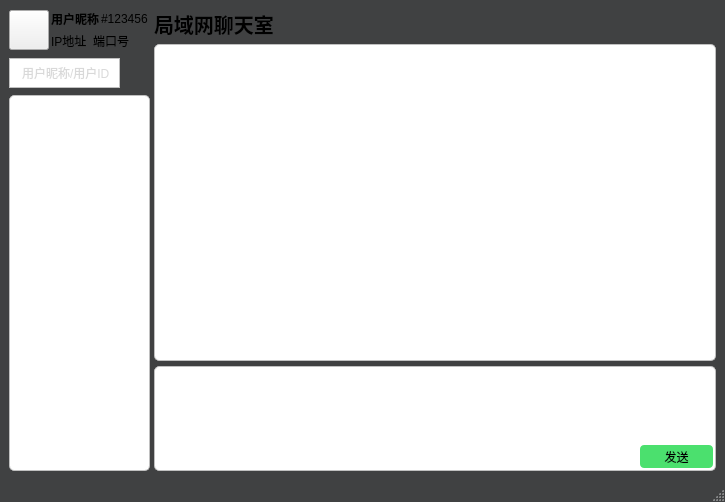
The window that mainwindow.ui (Shionyori/LAN-Chatroom) describes before a commit, drawn with Qt 5.
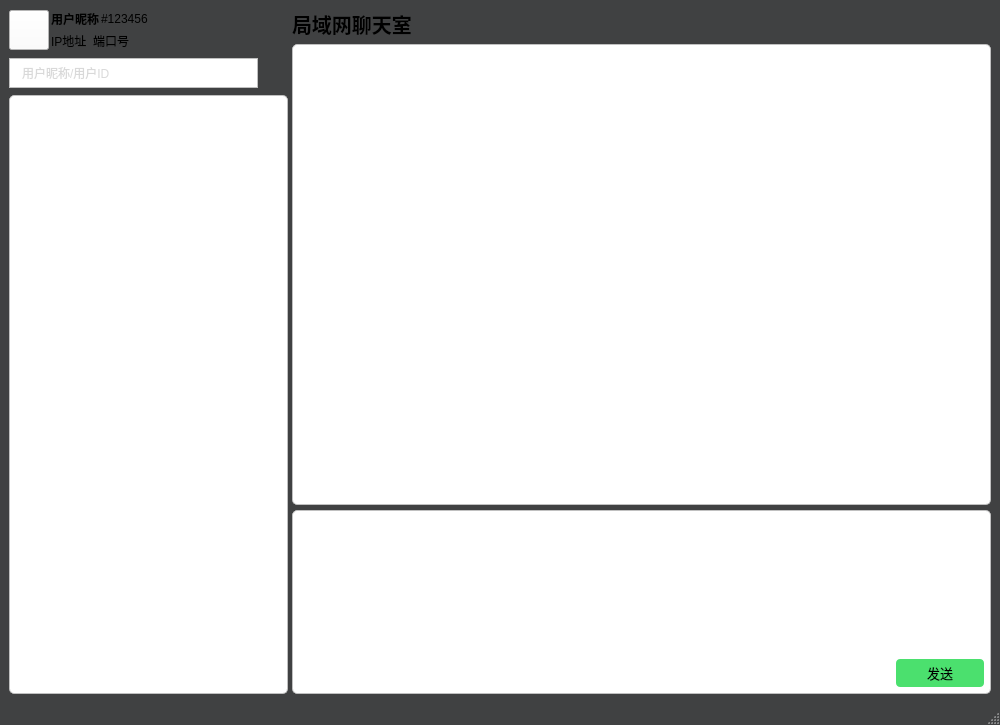
The same window after the commit. Icons and pictures are not drawn.

Patch:
```diff
--- a/mainwindow.ui
+++ b/mainwindow.ui
@@ -6,20 +6,20 @@
    <rect>
     <x>0</x>
     <y>0</y>
-    <width>725</width>
-    <height>502</height>
+    <width>1000</width>
+    <height>725</height>
    </rect>
   </property>
   <property name="minimumSize">
    <size>
-    <width>725</width>
-    <height>502</height>
+    <width>1000</width>
+    <height>725</height>
    </size>
   </property>
   <property name="maximumSize">
    <size>
-    <width>725</width>
-    <height>502</height>
+    <width>999999</width>
+    <height>999999</height>
    </size>
   </property>
   <property name="windowTitle">
@@ -31,12 +31,12 @@
 }</string>
   </property>
   <widget class="QWidget" name="centralwidget">
-   <layout class="QHBoxLayout" name="horizontalLayout_4" stretch="1,4">
+   <layout class="QHBoxLayout" name="horizontalLayout_4" stretch="2,5">
     <property name="spacing">
      <number>4</number>
     </property>
     <item>
-     <layout class="QVBoxLayout" name="LeftArea" stretch="0,0,999">
+     <layout class="QVBoxLayout" name="LeftArea" stretch="0,0,0">
       <property name="spacing">
        <number>2</number>
       </property>
@@ -56,11 +56,17 @@
             <height>40</height>
            </size>
           </property>
+          <property name="styleSheet">
+           <string notr="true">#UserLogo{
+background-color:rgb(255, 255, 255);
+}</string>
+          </property>
           <property name="text">
            <string/>
           </property>
           <property name="icon">
-           <iconset theme="QIcon::ThemeIcon::CameraPhoto"/>
+           <iconset resource="IconImages.qrc">
+            <normaloff>:/icons/resource/user.png</normaloff>:/icons/resource/user.png</iconset>
           </property>
           <property name="iconSize">
            <size>
@@ -309,7 +315,7 @@
         <property name="maximumSize">
          <size>
           <width>999999</width>
-          <height>500</height>
+          <height>999999</height>
          </size>
         </property>
         <property name="styleSheet">
@@ -324,7 +330,7 @@
      </layout>
     </item>
     <item>
-     <layout class="QVBoxLayout" name="RightArea" stretch="0,3,1">
+     <layout class="QVBoxLayout" name="RightArea" stretch="0,5,2">
       <property name="spacing">
        <number>5</number>
       </property>
@@ -399,6 +405,111 @@
          <property name="bottomMargin">
           <number>2</number>
          </property>
+         <item>
+          <layout class="QHBoxLayout" name="UpButtonArea">
+           <property name="spacing">
+            <number>10</number>
+           </property>
+           <property name="leftMargin">
+            <number>8</number>
+           </property>
+           <property name="topMargin">
+            <number>4</number>
+           </property>
+           <item>
+            <widget class="QPushButton" name="EmojiButton">
+             <property name="minimumSize">
+              <size>
+               <width>25</width>
+               <height>25</height>
+              </size>
+             </property>
+             <property name="maximumSize">
+              <size>
+               <width>25</width>
+               <height>25</height>
+              </size>
+             </property>
+             <property name="styleSheet">
+              <string notr="true">#EmojiButton{
+background-color:rgb(255, 255, 255);
+border:none;
+border-radius:5px;
+}
+#EmojiButton:hover{
+background-color:#c0c0c0;
+}
+</string>
+             </property>
+             <property name="text">
+              <string/>
+             </property>
+             <property name="icon">
+              <iconset resource="IconImages.qrc">
+               <normaloff>:/icons/resource/smile.png</normaloff>:/icons/resource/smile.png</iconset>
+             </property>
+             <property name="iconSize">
+              <size>
+               <width>25</width>
+               <height>25</height>
+              </size>
+             </property>
+            </widget>
+           </item>
+           <item>
+            <widget class="QPushButton" name="FontButton">
+             <property name="minimumSize">
+              <size>
+               <width>25</width>
+               <height>25</height>
+              </size>
+             </property>
+             <property name="maximumSize">
+              <size>
+               <width>25</width>
+               <height>25</height>
+              </size>
+             </property>
+             <property name="styleSheet">
+              <string notr="true">#FontButton{
+background-color:rgb(255, 255, 255);
+border:none;
+border-radius:5px;
+}
+#FontButton:hover{
+background-color:#c0c0c0;
+}</string>
+             </property>
+             <property name="text">
+              <string/>
+             </property>
+             <property name="icon">
+              <iconset resource="IconImages.qrc">
+               <normaloff>:/icons/resource/letter.png</normaloff>:/icons/resource/letter.png</iconset>
+             </property>
+             <property name="iconSize">
+              <size>
+               <width>27</width>
+               <height>27</height>
+              </size>
+             </property>
+            </widget>
+           </item>
+           <item>
+            <spacer name="UpButtonSpacer">
+             <property name="orientation">
+              <enum>Qt::Orientation::Horizontal</enum>
+             </property>
+             <property name="sizeHint" stdset="0">
+              <size>
+               <width>40</width>
+               <height>20</height>
+              </size>
+             </property>
+            </spacer>
+           </item>
+          </layout>
+         </item>
          <item>
           <widget class="QPlainTextEdit" name="SendMessageEdit">
            <property name="minimumSize">
@@ -409,6 +520,8 @@
            </property>
            <property name="font">
             <font>
+             <family>微软雅黑</family>
+             <pointsize>12</pointsize>
              <bold>false</bold>
              <kerning>true</kerning>
             </font>
@@ -428,6 +541,12 @@
          </item>
          <item>
           <layout class="QHBoxLayout" name="ButtonArea">
+           <property name="rightMargin">
+            <number>4</number>
+           </property>
+           <property name="bottomMargin">
+            <number>4</number>
+           </property>
            <item>
             <spacer name="ButtonSpacer">
              <property name="orientation">
@@ -445,10 +564,15 @@
             <widget class="QPushButton" name="SendButton">
              <property name="minimumSize">
               <size>
-               <width>75</width>
-               <height>25</height>
+               <width>90</width>
+               <height>30</height>
               </size>
              </property>
+             <property name="font">
+              <font>
+               <pointsize>10</pointsize>
+              </font>
+             </property>
              <property name="styleSheet">
               <string notr="true">#SendButton{
 margin:1px;
@@ -480,7 +604,7 @@
     <rect>
      <x>0</x>
      <y>0</y>
-     <width>725</width>
+     <width>1000</width>
      <height>18</height>
     </rect>
    </property>
```
Left out of the diff: 4 changed lines with no effect on the pictures.
